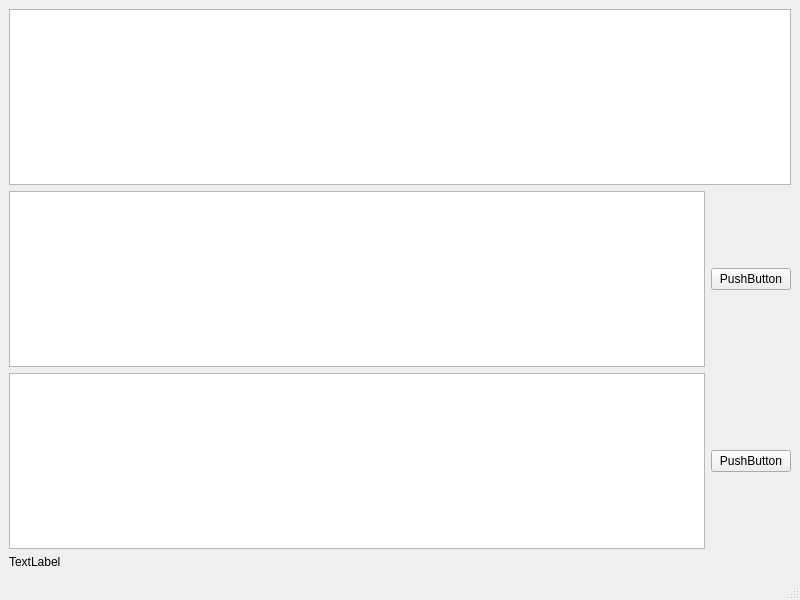
First picture: the form in src/view/startGUI.ui, repository ftheault/JeuDepartementsFrancais, before the edit.
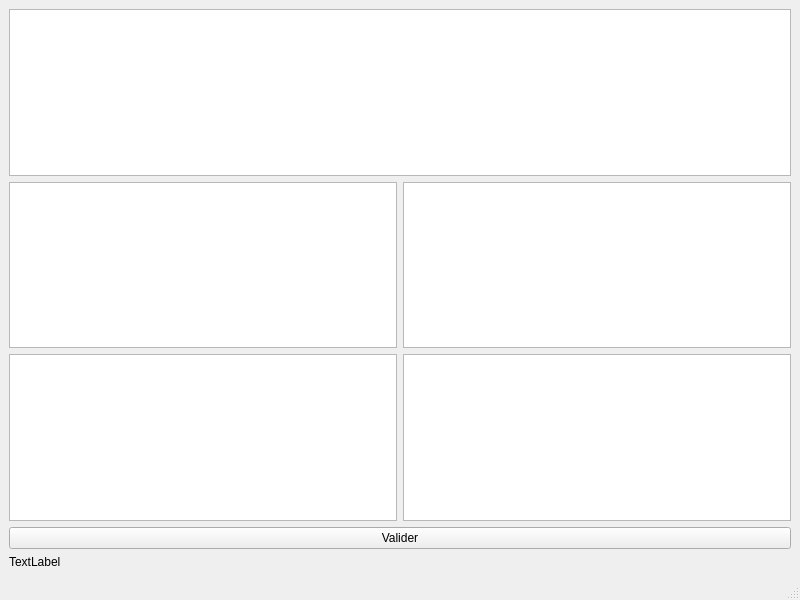
Second picture: the form after the edit.

Commit message: update the view : explicit name of the textEdit

The edit to the form file:
```diff
--- a/src/view/startGUI.ui
+++ b/src/view/startGUI.ui
@@ -16,17 +16,43 @@
   <widget class="QWidget" name="centralwidget">
    <layout class="QVBoxLayout" name="verticalLayout_2">
     <item>
-     <widget class="QTextEdit" name="textEdit"/>
+     <widget class="QTextEdit" name="textEditQuestion">
+      <property name="font">
+       <font>
+        <family>Gubbi</family>
+        <pointsize>14</pointsize>
+       </font>
+      </property>
+      <property name="html">
+       <string>&lt;!DOCTYPE HTML PUBLIC &quot;-//W3C//DTD HTML 4.0//EN&quot; &quot;http://www.w3.org/TR/REC-html40/strict.dtd&quot;&gt;
+&lt;html&gt;&lt;head&gt;&lt;meta name=&quot;qrichtext&quot; content=&quot;1&quot; /&gt;&lt;style type=&quot;text/css&quot;&gt;
+p, li { white-space: pre-wrap; }
+&lt;/style&gt;&lt;/head&gt;&lt;body style=&quot; font-family:'Gubbi'; font-size:14pt; font-weight:400; font-style:normal;&quot;&gt;
+&lt;p align=&quot;center&quot; style=&quot;-qt-paragraph-type:empty; margin-top:0px; margin-bottom:0px; margin-left:0px; margin-right:0px; -qt-block-indent:0; text-indent:0px; font-family:'Sans Serif'; font-size:9pt;&quot;&gt;&lt;br /&gt;&lt;/p&gt;&lt;/body&gt;&lt;/html&gt;</string>
+      </property>
+     </widget>
     </item>
     <item>
      <layout class="QHBoxLayout" name="horizontalLayout_3">
       <item>
-       <widget class="QTextEdit" name="textEdit_2"/>
+       <widget class="QTextEdit" name="textEditInformation1">
+        <property name="html">
+         <string>&lt;!DOCTYPE HTML PUBLIC &quot;-//W3C//DTD HTML 4.0//EN&quot; &quot;http://www.w3.org/TR/REC-html40/strict.dtd&quot;&gt;
+&lt;html&gt;&lt;head&gt;&lt;meta name=&quot;qrichtext&quot; content=&quot;1&quot; /&gt;&lt;style type=&quot;text/css&quot;&gt;
+p, li { white-space: pre-wrap; }
+&lt;/style&gt;&lt;/head&gt;&lt;body style=&quot; font-family:'Sans Serif'; font-size:9pt; font-weight:400; font-style:normal;&quot;&gt;
+&lt;p align=&quot;center&quot; style=&quot;-qt-paragraph-type:empty; margin-top:0px; margin-bottom:0px; margin-left:0px; margin-right:0px; -qt-block-indent:0; text-indent:0px;&quot;&gt;&lt;br /&gt;&lt;/p&gt;&lt;/body&gt;&lt;/html&gt;</string>
+        </property>
+       </widget>
       </item>
       <item>
-       <widget class="QPushButton" name="pushButton">
-        <property name="text">
-         <string>PushButton</string>
+       <widget class="QTextEdit" name="textEditFieldToComplete1">
+        <property name="html">
+         <string>&lt;!DOCTYPE HTML PUBLIC &quot;-//W3C//DTD HTML 4.0//EN&quot; &quot;http://www.w3.org/TR/REC-html40/strict.dtd&quot;&gt;
+&lt;html&gt;&lt;head&gt;&lt;meta name=&quot;qrichtext&quot; content=&quot;1&quot; /&gt;&lt;style type=&quot;text/css&quot;&gt;
+p, li { white-space: pre-wrap; }
+&lt;/style&gt;&lt;/head&gt;&lt;body style=&quot; font-family:'Sans Serif'; font-size:9pt; font-weight:400; font-style:normal;&quot;&gt;
+&lt;p align=&quot;center&quot; style=&quot;-qt-paragraph-type:empty; margin-top:0px; margin-bottom:0px; margin-left:0px; margin-right:0px; -qt-block-indent:0; text-indent:0px;&quot;&gt;&lt;br /&gt;&lt;/p&gt;&lt;/body&gt;&lt;/html&gt;</string>
         </property>
        </widget>
       </item>
@@ -35,19 +61,38 @@
     <item>
      <layout class="QHBoxLayout" name="horizontalLayout_4">
       <item>
-       <widget class="QTextEdit" name="textEdit_3"/>
+       <widget class="QTextEdit" name="textEditInformation2">
+        <property name="html">
+         <string>&lt;!DOCTYPE HTML PUBLIC &quot;-//W3C//DTD HTML 4.0//EN&quot; &quot;http://www.w3.org/TR/REC-html40/strict.dtd&quot;&gt;
+&lt;html&gt;&lt;head&gt;&lt;meta name=&quot;qrichtext&quot; content=&quot;1&quot; /&gt;&lt;style type=&quot;text/css&quot;&gt;
+p, li { white-space: pre-wrap; }
+&lt;/style&gt;&lt;/head&gt;&lt;body style=&quot; font-family:'Sans Serif'; font-size:9pt; font-weight:400; font-style:normal;&quot;&gt;
+&lt;p align=&quot;center&quot; style=&quot;-qt-paragraph-type:empty; margin-top:0px; margin-bottom:0px; margin-left:0px; margin-right:0px; -qt-block-indent:0; text-indent:0px;&quot;&gt;&lt;br /&gt;&lt;/p&gt;&lt;/body&gt;&lt;/html&gt;</string>
+        </property>
+       </widget>
       </item>
       <item>
-       <widget class="QPushButton" name="pushButton_2">
-        <property name="text">
-         <string>PushButton</string>
+       <widget class="QTextEdit" name="textEditFieldToComplete2">
+        <property name="html">
+         <string>&lt;!DOCTYPE HTML PUBLIC &quot;-//W3C//DTD HTML 4.0//EN&quot; &quot;http://www.w3.org/TR/REC-html40/strict.dtd&quot;&gt;
+&lt;html&gt;&lt;head&gt;&lt;meta name=&quot;qrichtext&quot; content=&quot;1&quot; /&gt;&lt;style type=&quot;text/css&quot;&gt;
+p, li { white-space: pre-wrap; }
+&lt;/style&gt;&lt;/head&gt;&lt;body style=&quot; font-family:'Sans Serif'; font-size:9pt; font-weight:400; font-style:normal;&quot;&gt;
+&lt;p align=&quot;center&quot; style=&quot;-qt-paragraph-type:empty; margin-top:0px; margin-bottom:0px; margin-left:0px; margin-right:0px; -qt-block-indent:0; text-indent:0px;&quot;&gt;&lt;br /&gt;&lt;/p&gt;&lt;/body&gt;&lt;/html&gt;</string>
         </property>
        </widget>
       </item>
      </layout>
     </item>
     <item>
-     <widget class="QLabel" name="label">
+     <widget class="QPushButton" name="pushButtonToValidate">
+      <property name="text">
+       <string>Valider</string>
+      </property>
+     </widget>
+    </item>
+    <item>
+     <widget class="QLabel" name="labelImageFranceMap">
       <property name="text">
        <string>TextLabel</string>
       </property>
```
The commit also changes 2 other files.
